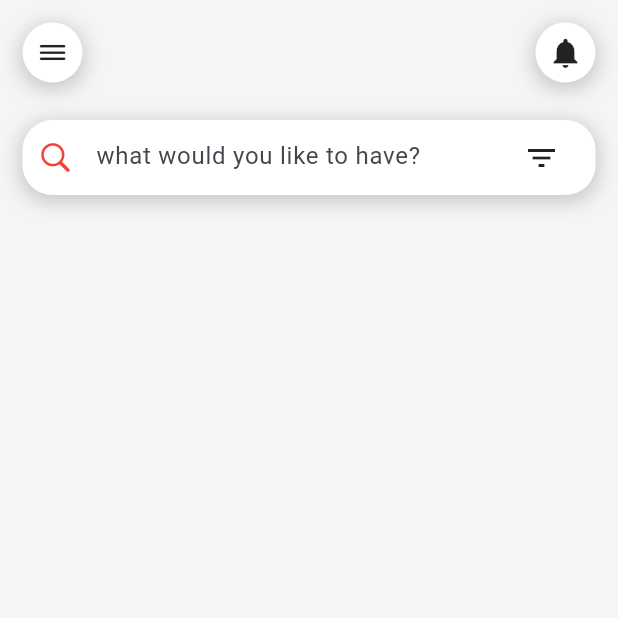
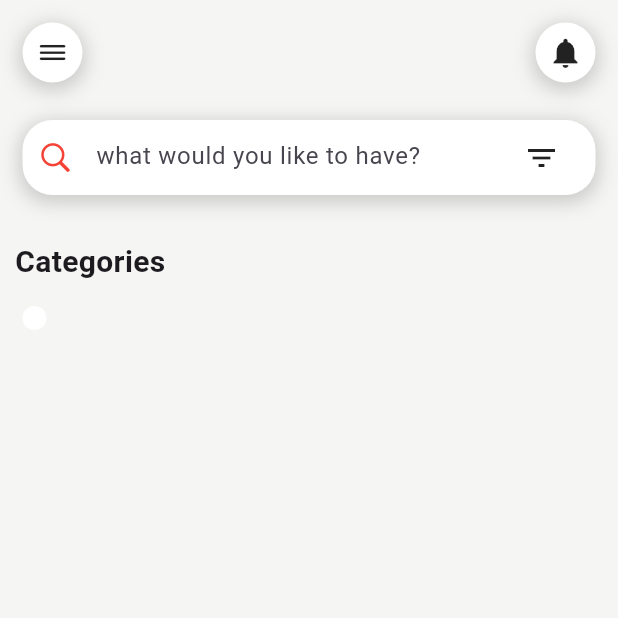
Before and after one commit to aysha-Ilma/food_app, a Flutter app: the screen it shows after launch, on a phone screen of 412 x 824 dp, the top half of it. Run offline on Flutter 3.47's test engine with Material 3 defaults, Android fonts, the phone set to English and light mode, and no system bars.

Commit message:
create CategoriesWidget and Start to code BoxDecoration

```diff
--- /dev/null
+++ b/lib/Widgets/CategoriesWidget.dart
@@ -0,0 +1,25 @@
+import 'package:flutter/material.dart';
+
+class CategoriesWidget extends StatelessWidget{
+  @override
+  Widget build(BuildContext context) {
+    return SingleChildScrollView(
+      scrollDirection: Axis.horizontal,
+      child: Padding(
+        padding: EdgeInsets.symmetric(vertical: 15, horizontal: 5),
+        child: Row( children: [
+          Padding(padding: EdgeInsets.symmetric(horizontal: 10),
+          child: Container(
+            padding: EdgeInsets.all(8),
+            decoration: BoxDecoration(
+              color: Colors.white,
+            borderRadius: BorderRadius.circular(10)
+              ),
+          ) ,
+          ),
+        ],
+        ),
+      ),
+    ) ;
+  }
+}
--- a/lib/pages/HomePage.dart
+++ b/lib/pages/HomePage.dart
@@ -1,6 +1,7 @@
 import 'package:flutter/cupertino.dart';
 import 'package:flutter/material.dart';
 import 'package:food_app/Widgets/AppBarWidget.dart';
+import 'package:food_app/Widgets/CategoriesWidget.dart';
 
 class Homepage extends StatelessWidget {
   @override
@@ -63,8 +64,14 @@ class Homepage extends StatelessWidget {
             ),
           ),
           Padding(padding: EdgeInsets.only(top: 20, left:10),
-
+          child: Text(
+            "Categories",
+            style: TextStyle(
+              fontWeight: FontWeight.bold, fontSize: 20,
+            ),
           ),
+          ),
+          CategoriesWidget(),
         ],
       ),
     );
```
